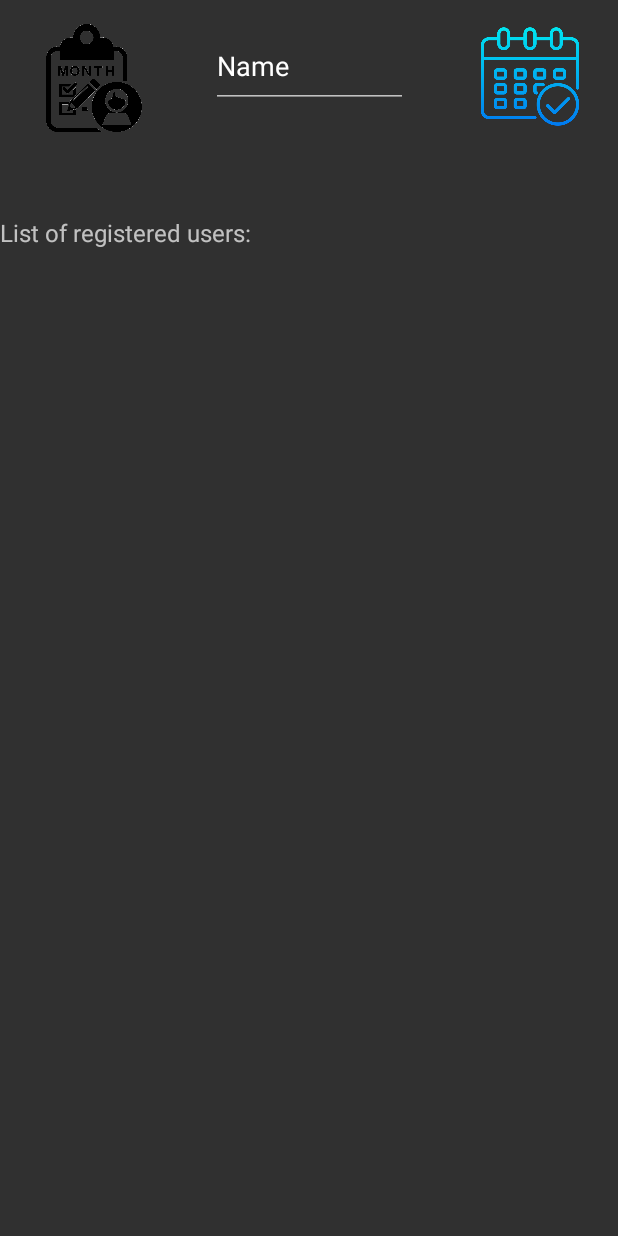
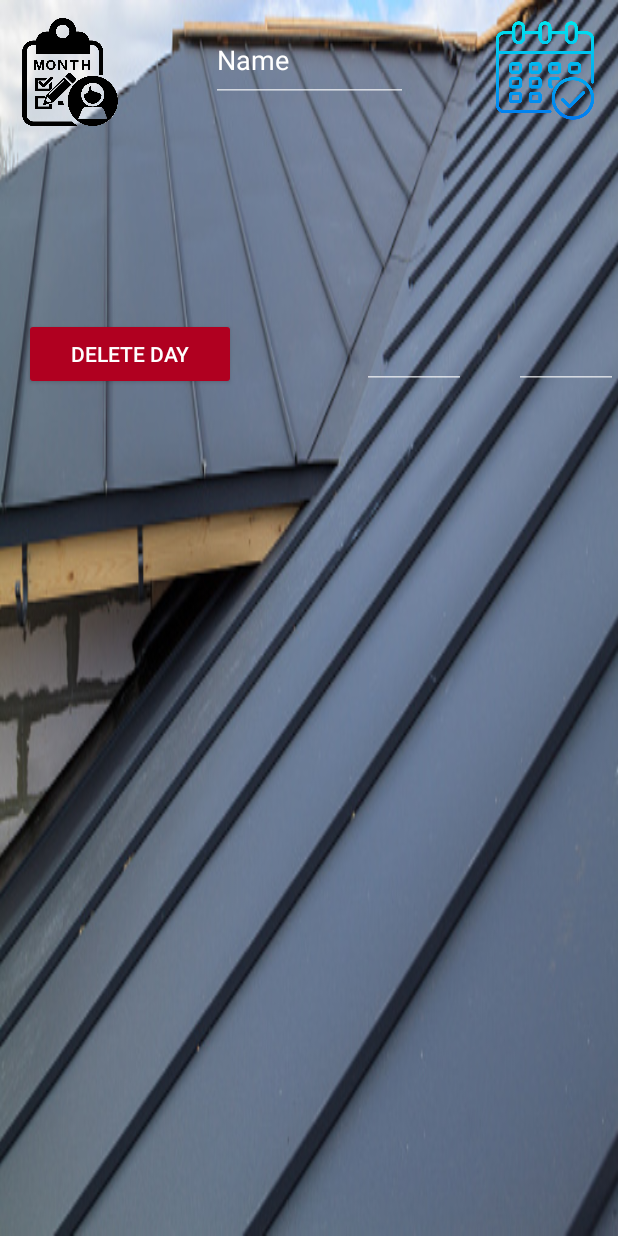
Before and after one commit to FilipKostic1999/App-for-company-workers, an Android app: the OwnerShowRecycleview screen opened directly, with no data from a screen before it, on a phone screen of 412 x 824 dp. Run offline under Robolectric (Android 15) with nearby library versions, the phone set to English and light mode, and no system bars; our stand-ins replace Firebase (no records; nobody signed in at launch, a user with empty details on screens opened directly).

Commit message:
Company App

```diff
--- a/app/src/main/java/com/example/company_app/OwnerShowRecycleview.kt
+++ b/app/src/main/java/com/example/company_app/OwnerShowRecycleview.kt
@@ -30,6 +30,7 @@ class OwnerShowRecycleview : AppCompatActivity() {
     lateinit var nameDataSearch : TextView
     lateinit var totalOwnerHours : TextView
     lateinit var deleteBtn : Button
+    lateinit var deleteDayBtn : Button
 
 
 
@@ -81,6 +82,7 @@ class OwnerShowRecycleview : AppCompatActivity() {
         nameDataSearch = findViewById(R.id.nameDataSearch)
         totalOwnerHours = findViewById(R.id.totalOwnerHours)
         deleteBtn = findViewById(R.id.deleteBtn)
+        deleteDayBtn = findViewById(R.id.deleteDayBtn)
 
 
 
@@ -104,7 +106,41 @@ class OwnerShowRecycleview : AppCompatActivity() {
 
 
 
+
+
+
+        database.collection("users").document("Main")
+            .collection("Names")
+
+            .addSnapshotListener { snapshot, e ->
+                if (snapshot != null) {
+                    for (document in snapshot.documents) {
+
+                        names = document.toObject()!!
+
+
+                        listOfNames.add(names)
+
+
+
+                        myAdapterNames.notifyDataSetChanged()
+
+
+
+
+
+                    }
+                }
+            }
+
+
+
+
+
+
+
         calendarB.setOnClickListener {
+
 
             listOfDocuments2.clear()
             deleteBtn.isVisible = false
@@ -158,6 +194,14 @@ class OwnerShowRecycleview : AppCompatActivity() {
 
             listOfDocuments2.clear()
 
+        }
+
+
+
+
+
+        deleteDayBtn.setOnClickListener {
+
 
 
 
@@ -165,66 +209,16 @@ class OwnerShowRecycleview : AppCompatActivity() {
 
 
 
+        deleteBtn.setOnClickListener {
 
-
-
-
-
-
-
-            database.collection("users").document("Main")
-                .collection("Names")
-
-                .addSnapshotListener { snapshot, e ->
-                    if (snapshot != null) {
-                        for (document in snapshot.documents) {
-
-                            names = document.toObject()!!
-
-
-                            listOfNames.add(names)
-
-
-
-                            myAdapterNames.notifyDataSetChanged()
-
-
-
-
-
-                        }
-                    }
+            if (touches < 10) {
+                touches ++
+                Toast.makeText(this, "Touch 10 times", Toast.LENGTH_SHORT).show()
             }
 
-
-
-
-
-
-
-        deleteBtn.setOnClickListener {
-
-
-
-            if (touches < 10) {
-
-                touches ++
-
-                Toast.makeText(this, "Touch 10 times", Toast.LENGTH_SHORT).show()
-
+            if (touches == 10) {
+                deleteItems()
             }
-
-
-
-            if (touches == 10) {
-
-                deleteItems()
-
-
-            }
-
-
-
 
         }
 
--- a/app/src/main/java/com/example/company_app/WorkerSignIn.kt
+++ b/app/src/main/java/com/example/company_app/WorkerSignIn.kt
@@ -76,7 +76,7 @@ class WorkerSignIn : AppCompatActivity() {
 
                 firebaseAuth.signInWithEmailAndPassword(email, pass).addOnCompleteListener {
                     if (it.isSuccessful) {
-                        val intent = Intent(this, WorkerProfile:: class.java)
+                        val intent = Intent(this, fetchNameActivity:: class.java)
 
                         startActivity(intent)
                     } else {
--- a/app/src/main/res/layout/activity_create_username.xml
+++ b/app/src/main/res/layout/activity_create_username.xml
@@ -4,6 +4,7 @@
     xmlns:tools="http://schemas.android.com/tools"
     android:layout_width="match_parent"
     android:layout_height="match_parent"
+    android:background="@drawable/roof"
     tools:context=".createUsername">
 
     <EditText
@@ -23,6 +24,7 @@
         android:layout_width="wrap_content"
         android:layout_height="wrap_content"
         android:layout_marginTop="240dp"
+        android:backgroundTint="#4CAF50"
         android:text="save"
         app:layout_constraintEnd_toEndOf="parent"
         app:layout_constraintHorizontal_bias="0.498"
--- a/app/src/main/res/layout/activity_main.xml
+++ b/app/src/main/res/layout/activity_main.xml
@@ -4,6 +4,7 @@
     xmlns:tools="http://schemas.android.com/tools"
     android:layout_width="match_parent"
     android:layout_height="match_parent"
+    android:background="@drawable/roof"
     tools:context=".MainActivity">
 
 
--- a/app/src/main/res/layout/activity_owner.xml
+++ b/app/src/main/res/layout/activity_owner.xml
@@ -3,6 +3,7 @@
     xmlns:app="http://schemas.android.com/apk/res-auto"
     xmlns:tools="http://schemas.android.com/tools"
     android:layout_width="match_parent"
+    android:background="@drawable/roof"
     android:layout_height="match_parent"
     tools:context=".Owner">
 
--- a/app/src/main/res/layout/activity_owner_show_recycleview.xml
+++ b/app/src/main/res/layout/activity_owner_show_recycleview.xml
@@ -3,6 +3,7 @@
     xmlns:app="http://schemas.android.com/apk/res-auto"
     xmlns:tools="http://schemas.android.com/tools"
     android:layout_width="match_parent"
+    android:background="@drawable/roof"
     android:layout_height="match_parent"
     tools:context=".OwnerShowRecycleview">
 
@@ -20,9 +21,9 @@
         android:id="@+id/calendarB"
         android:layout_width="97dp"
         android:layout_height="70dp"
-        android:layout_marginTop="16dp"
+        android:layout_marginTop="12dp"
         app:layout_constraintEnd_toEndOf="parent"
-        app:layout_constraintHorizontal_bias="0.968"
+        app:layout_constraintHorizontal_bias="1.0"
         app:layout_constraintStart_toStartOf="parent"
         app:layout_constraintTop_toTopOf="parent"
         app:srcCompat="@drawable/calendar" />
@@ -31,9 +32,9 @@
         android:id="@+id/monthB"
         android:layout_width="93dp"
         android:layout_height="72dp"
-        android:layout_marginTop="16dp"
+        android:layout_marginTop="12dp"
         app:layout_constraintEnd_toEndOf="parent"
-        app:layout_constraintHorizontal_bias="0.05"
+        app:layout_constraintHorizontal_bias="0.0"
         app:layout_constraintStart_toStartOf="parent"
         app:layout_constraintTop_toTopOf="parent"
         app:srcCompat="@drawable/monthi" />
@@ -42,7 +43,7 @@
         android:id="@+id/nameDataSearch"
         android:layout_width="131dp"
         android:layout_height="56dp"
-        android:layout_marginTop="16dp"
+        android:layout_marginTop="12dp"
         android:ems="10"
         android:inputType="textPersonName"
         android:text="Name"
@@ -50,36 +51,25 @@
         app:layout_constraintStart_toStartOf="parent"
         app:layout_constraintTop_toTopOf="parent" />
 
+
     <TextView
         android:id="@+id/totalOwnerHours"
-        android:layout_width="189dp"
+        android:layout_width="163dp"
         android:layout_height="64dp"
-        android:layout_marginTop="252dp"
+        android:layout_marginTop="276dp"
         android:textSize="20dp"
         app:layout_constraintEnd_toEndOf="parent"
-        app:layout_constraintHorizontal_bias="0.887"
+        app:layout_constraintHorizontal_bias="1.0"
         app:layout_constraintStart_toStartOf="parent"
         app:layout_constraintTop_toTopOf="parent" />
 
     <androidx.recyclerview.widget.RecyclerView
         android:id="@+id/recyclerViewOwnerNames"
-        android:layout_width="215dp"
-        android:layout_height="101dp"
-        android:layout_marginTop="128dp"
+        android:layout_width="210dp"
+        android:layout_height="90dp"
+        android:layout_marginTop="80dp"
         app:layout_constraintEnd_toEndOf="parent"
-        app:layout_constraintHorizontal_bias="1.0"
-        app:layout_constraintStart_toStartOf="parent"
-        app:layout_constraintTop_toTopOf="parent" />
-
-    <TextView
-        android:id="@+id/textView13"
-        android:layout_width="185dp"
-        android:layout_height="43dp"
-        android:layout_marginTop="144dp"
-        android:text="List of registered users:"
-        android:textSize="16dp"
-        app:layout_constraintEnd_toEndOf="parent"
-        app:layout_constraintHorizontal_bias="0.0"
+        app:layout_constraintHorizontal_bias="0.497"
         app:layout_constraintStart_toStartOf="parent"
         app:layout_constraintTop_toTopOf="parent" />
 
@@ -87,11 +77,50 @@
         android:id="@+id/deleteBtn"
         android:layout_width="141dp"
         android:layout_height="48dp"
-        android:layout_marginTop="268dp"
+        android:layout_marginTop="292dp"
         android:backgroundTint="@color/design_default_color_error"
-        android:text="Delete"
+        android:text="Delete month"
         app:layout_constraintEnd_toEndOf="parent"
-        app:layout_constraintHorizontal_bias="0.0"
+        app:layout_constraintHorizontal_bias="0.059"
         app:layout_constraintStart_toStartOf="parent"
         app:layout_constraintTop_toTopOf="parent" />
+
+    <Button
+        android:id="@+id/deleteDayBtn"
+        android:layout_width="141dp"
+        android:layout_height="48dp"
+        android:layout_marginTop="212dp"
+        android:backgroundTint="@color/design_default_color_error"
+        android:text="Delete day"
+        app:layout_constraintEnd_toEndOf="parent"
+        app:layout_constraintHorizontal_bias="0.059"
+        app:layout_constraintStart_toStartOf="parent"
+        app:layout_constraintTop_toTopOf="parent" />
+
+    <EditText
+        android:id="@+id/editTextNumber2"
+        android:layout_width="69dp"
+        android:layout_height="55dp"
+        android:layout_marginTop="204dp"
+        android:ems="10"
+        android:inputType="number"
+        app:layout_constraintEnd_toEndOf="parent"
+        app:layout_constraintHorizontal_bias="0.704"
+        app:layout_constraintStart_toStartOf="parent"
+        app:layout_constraintTop_toTopOf="parent" />
+
+
+    <EditText
+        android:id="@+id/editTextNumber3"
+        android:layout_width="69dp"
+        android:layout_height="55dp"
+        android:layout_marginTop="204dp"
+        android:ems="10"
+        android:inputType="number"
+        app:layout_constraintEnd_toEndOf="parent"
+        app:layout_constraintHorizontal_bias="1.0"
+        app:layout_constraintStart_toStartOf="parent"
+        app:layout_constraintTop_toTopOf="parent" />
+
+
 </androidx.constraintlayout.widget.ConstraintLayout>
--- a/app/src/main/res/layout/activity_worker_sign_in.xml
+++ b/app/src/main/res/layout/activity_worker_sign_in.xml
@@ -3,6 +3,7 @@
     xmlns:app="http://schemas.android.com/apk/res-auto"
     xmlns:tools="http://schemas.android.com/tools"
     android:layout_width="match_parent"
+    android:background="@drawable/roof"
     android:layout_height="match_parent"
     tools:context=".WorkerSignIn">
 
@@ -61,6 +62,7 @@
         android:layout_width="wrap_content"
         android:layout_height="wrap_content"
         android:layout_marginTop="392dp"
+        android:backgroundTint="#4CAF50"
         android:text="Log in"
         app:layout_constraintEnd_toEndOf="parent"
         app:layout_constraintHorizontal_bias="0.498"
--- a/app/src/main/res/layout/activity_worker_sign_up.xml
+++ b/app/src/main/res/layout/activity_worker_sign_up.xml
@@ -3,6 +3,7 @@
     xmlns:app="http://schemas.android.com/apk/res-auto"
     xmlns:tools="http://schemas.android.com/tools"
     android:layout_width="match_parent"
+    android:background="@drawable/roof"
     android:layout_height="match_parent"
     tools:context=".WorkerSignUp">
 
@@ -60,6 +61,7 @@
         android:layout_width="wrap_content"
         android:layout_height="wrap_content"
         android:layout_marginTop="476dp"
+        android:backgroundTint="#4CAF50"
         android:text="Register"
         app:layout_constraintEnd_toEndOf="parent"
         app:layout_constraintHorizontal_bias="0.498"
--- a/app/src/main/res/layout/list_itemname.xml
+++ b/app/src/main/res/layout/list_itemname.xml
@@ -4,6 +4,7 @@
     android:layout_height="wrap_content"
     xmlns:app="http://schemas.android.com/apk/res-auto"
     app:cardElevation="8dp"
+    app:cardBackgroundColor="@color/white"
     app:cardCornerRadius="8dp"
     android:layout_margin="16dp">
 
@@ -24,7 +25,7 @@
                 android:layout_width="wrap_content"
                 android:layout_height="wrap_content"
                 android:text="Name: "
-                android:textColor="@color/white"
+                android:textColor="@color/black"
                 android:textSize="16sp"
                 android:textStyle="bold"/>
 
@@ -33,7 +34,7 @@
                 android:layout_height="wrap_content"
                 android:id="@+id/tv_NameUser"
                 android:text="  Name"
-                android:textColor="@color/white"
+                android:textColor="@color/black"
                 android:textSize="16sp"
                 android:textStyle="bold"/>
 
```
Also changed, not shown: app/src/main/AndroidManifest.xml (+24 -15 lines), app/src/main/java/com/example/company_app/WorkerProfile.kt (+41 -65 lines), app/src/main/java/com/example/company_app/fetchNameActivity.kt (added, +98 -0 lines), app/src/main/res/layout/activity_fetch_name.xml (added, +10 -0 lines), app/src/main/res/layout/activity_worker_profile.xml (+21 -5 lines), app/src/main/res/layout/list_item.xml (+15 -14 lines), app/src/main/res/drawable/roof.jpg (added), app/src/main/res/drawable/wood.jpg (added). Lines whose indentation alone changed are shown as unchanged.
